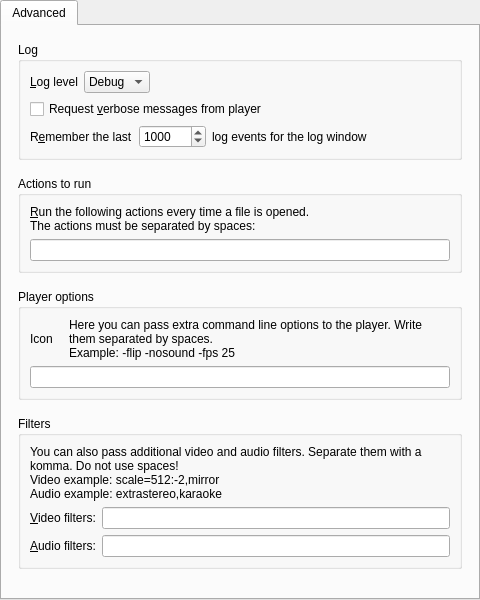
Above: src/gui/pref/advanced.ui from wilbert2000/wzplayer before the change. Below: the same form after it.
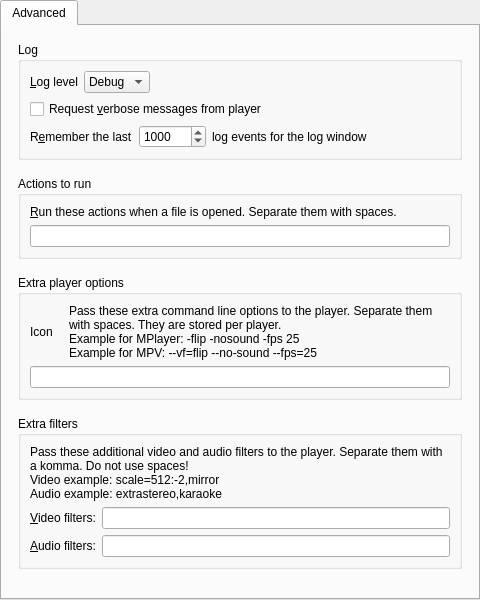
That is the form after the change.

What changed in the file:
```diff
--- a/src/gui/pref/advanced.ui
+++ b/src/gui/pref/advanced.ui
@@ -195,8 +195,7 @@
           <item>
            <widget class="QLabel" name="actions_to_run_label">
             <property name="text">
-             <string>&amp;Run the following actions every time a file is opened.
-The actions must be separated by spaces:</string>
+             <string>&amp;Run these actions when a file is opened. Separate them with spaces.</string>
             </property>
             <property name="wordWrap">
              <bool>true</bool>
@@ -221,7 +220,7 @@
           </size>
          </property>
          <property name="title">
-          <string>Player options</string>
+          <string>Extra player options</string>
          </property>
          <property name="flat">
           <bool>true</bool>
@@ -248,8 +247,9 @@
                </sizepolicy>
               </property>
               <property name="text">
-               <string>Here you can pass extra command line options to the player. Write them separated by spaces.
-Example: -flip -nosound -fps 25</string>
+               <string>Pass these extra command line options to the player. Separate them with spaces. They are stored per player.
+Example for MPlayer: -flip -nosound -fps 25
+Example for MPV: --vf=flip --no-sound --fps=25</string>
               </property>
               <property name="alignment">
                <set>Qt::AlignVCenter</set>
@@ -270,7 +270,7 @@
        <item>
         <widget class="QGroupBox" name="filters_group">
          <property name="title">
-          <string>Filters</string>
+          <string>Extra filters</string>
          </property>
          <property name="flat">
           <bool>true</bool>
@@ -279,7 +279,7 @@
           <item>
            <widget class="QLabel" name="textLabel4_2">
             <property name="text">
-             <string>You can also pass additional video and audio filters. Separate them with a komma. Do not use spaces!
+             <string>Pass these additional video and audio filters to the player. Separate them with a komma. Do not use spaces!
 Video example: scale=512:-2,mirror
 Audio example: extrastereo,karaoke</string>
             </property>
```
